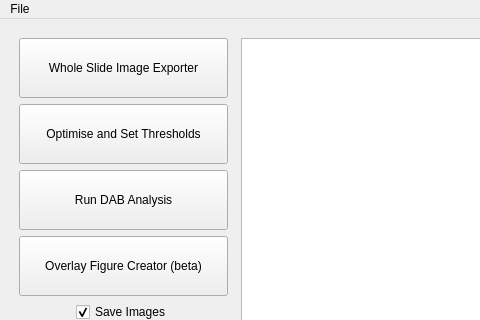
The window that scripts/DAB_layout.ui (c-arthurs/QuArray) describes before a commit, drawn with Qt 5; both pictures show x 0 to 480 and y 0 to 320 of the 860 by 708 pixel window.
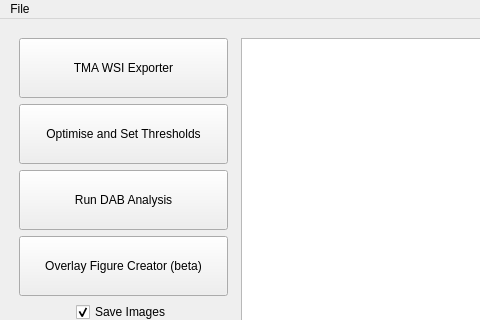
The same window after the commit.

```diff
--- a/scripts/DAB_layout.ui
+++ b/scripts/DAB_layout.ui
@@ -46,7 +46,7 @@
            </size>
           </property>
           <property name="text">
-           <string>Whole Slide Image Exporter</string>
+           <string>TMA WSI Exporter</string>
           </property>
          </widget>
         </item>
```
